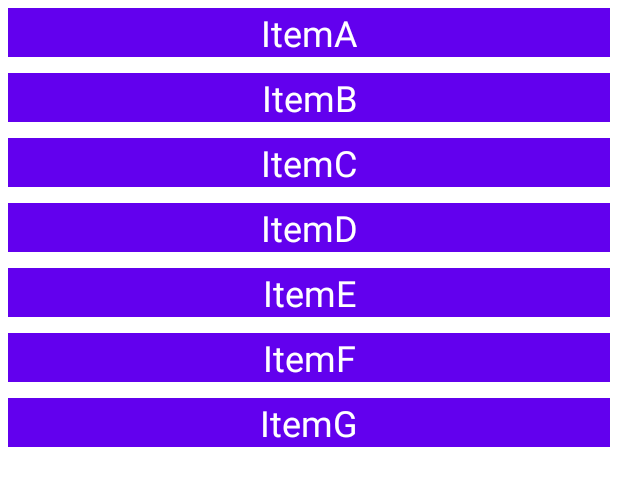
After one commit to Anderwei/Embedded_System_Final_Project, an Android app: the layout bottom_sheet.xml on its own in the app's theme, with its tools: preview values and no code run, on a phone screen of 412 x 824 dp. The commit adds this screen. Shown: the top 486 px of the screen. Run offline under Robolectric (Android 15) with nearby library versions, the phone set to English and light mode, and no system bars.

Commit message:
Add bottom_sheet

```diff
--- a/app/src/main/res/layout/activity_main.xml
+++ b/app/src/main/res/layout/activity_main.xml
@@ -1,18 +1,8 @@
 <?xml version="1.0" encoding="utf-8"?>
-<androidx.constraintlayout.widget.ConstraintLayout xmlns:android="http://schemas.android.com/apk/res/android"
+<androidx.coordinatorlayout.widget.CoordinatorLayout xmlns:android="http://schemas.android.com/apk/res/android"
     xmlns:app="http://schemas.android.com/apk/res-auto"
     xmlns:tools="http://schemas.android.com/tools"
+    android:id="@+id/MainScreen"
     android:layout_width="match_parent"
     android:layout_height="match_parent"
-    tools:context=".MainActivity">
-
-    <TextView
-        android:layout_width="wrap_content"
-        android:layout_height="wrap_content"
-        android:text="Hello World!"
-        app:layout_constraintBottom_toBottomOf="parent"
-        app:layout_constraintLeft_toLeftOf="parent"
-        app:layout_constraintRight_toRightOf="parent"
-        app:layout_constraintTop_toTopOf="parent" />
-
-</androidx.constraintlayout.widget.ConstraintLayout>
+    tools:context=".MainActivity"/>
--- /dev/null
+++ b/app/src/main/res/layout/bottom_sheet.xml
@@ -0,0 +1,88 @@
+<?xml version="1.0" encoding="utf-8"?>
+<FrameLayout xmlns:android="http://schemas.android.com/apk/res/android"
+    xmlns:app="http://schemas.android.com/apk/res-auto"
+    android:id="@+id/bottom_sheet"
+    android:layout_width="match_parent"
+    android:layout_height="match_parent"
+    android:orientation="vertical"
+    app:behavior_hideable="false"
+    app:behavior_peekHeight="30dp"
+    app:layout_behavior="com.google.android.material.bottomsheet.BottomSheetBehavior">
+
+    <LinearLayout
+        android:layout_width="match_parent"
+        android:layout_height="match_parent"
+        android:orientation="vertical">
+
+        <TextView
+            android:id="@+id/AtextView"
+            android:layout_width="match_parent"
+            android:layout_height="wrap_content"
+            android:layout_margin="5dp"
+            android:background="@color/design_default_color_primary"
+            android:gravity="center"
+            android:text="ItemA"
+            android:textColor="@android:color/background_light"
+            android:textSize="24sp" />
+        <TextView
+            android:id="@+id/BtextView"
+            android:layout_width="match_parent"
+            android:layout_height="wrap_content"
+            android:layout_margin="5dp"
+            android:background="@color/design_default_color_primary"
+            android:gravity="center"
+            android:text="ItemB"
+            android:textColor="@android:color/background_light"
+            android:textSize="24sp" />
+        <TextView
+            android:id="@+id/CtextView"
+            android:layout_width="match_parent"
+            android:layout_height="wrap_content"
+            android:layout_margin="5dp"
+            android:background="@color/design_default_color_primary"
+            android:gravity="center"
+            android:text="ItemC"
+            android:textColor="@android:color/background_light"
+            android:textSize="24sp" />
+        <TextView
+            android:id="@+id/DtextView"
+            android:layout_width="match_parent"
+            android:layout_height="wrap_content"
+            android:layout_margin="5dp"
+            android:background="@color/design_default_color_primary"
+            android:gravity="center"
+            android:text="ItemD"
+            android:textColor="@android:color/background_light"
+            android:textSize="24sp" />
+        <TextView
+            android:id="@+id/EtextView"
+            android:layout_width="match_parent"
+            android:layout_height="wrap_content"
+            android:layout_margin="5dp"
+            android:background="@color/design_default_color_primary"
+            android:gravity="center"
+            android:text="ItemE"
+            android:textColor="@android:color/background_light"
+            android:textSize="24sp" />
+        <TextView
+            android:id="@+id/FtextView"
+            android:layout_width="match_parent"
+            android:layout_height="wrap_content"
+            android:layout_margin="5dp"
+            android:background="@color/design_default_color_primary"
+            android:gravity="center"
+            android:text="ItemF"
+            android:textColor="@android:color/background_light"
+            android:textSize="24sp" />
+        <TextView
+            android:id="@+id/GtextView"
+            android:layout_width="match_parent"
+            android:layout_height="wrap_content"
+            android:layout_margin="5dp"
+            android:background="@color/design_default_color_primary"
+            android:gravity="center"
+            android:text="ItemG"
+            android:textColor="@android:color/background_light"
+            android:textSize="24sp" />
+    </LinearLayout>
+</FrameLayout>
```
